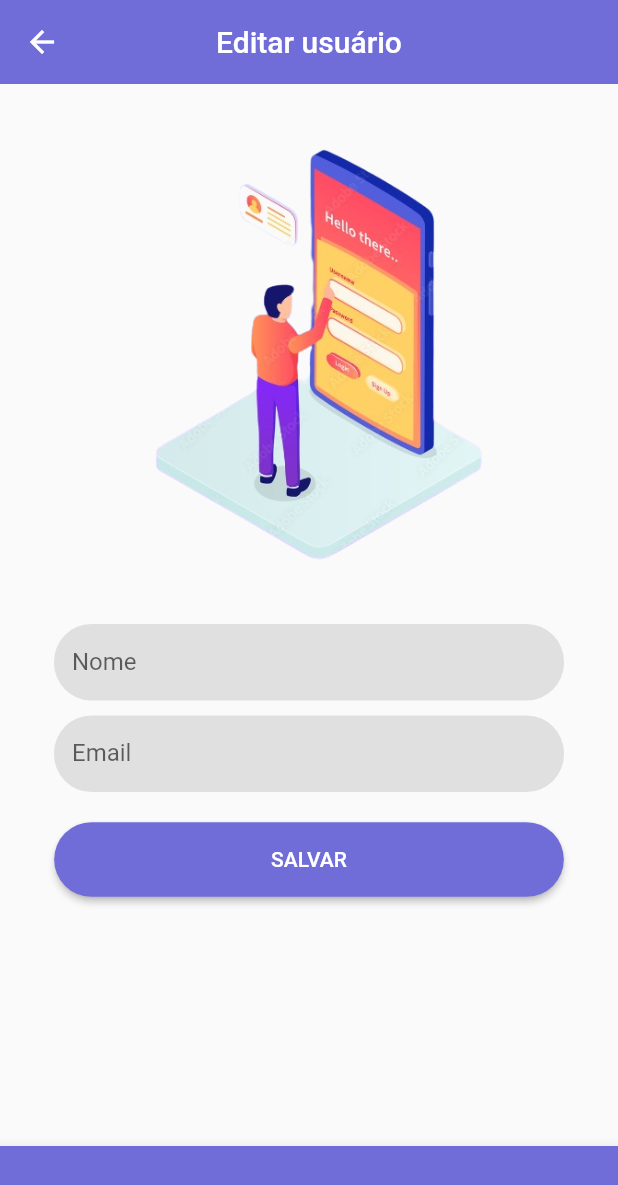
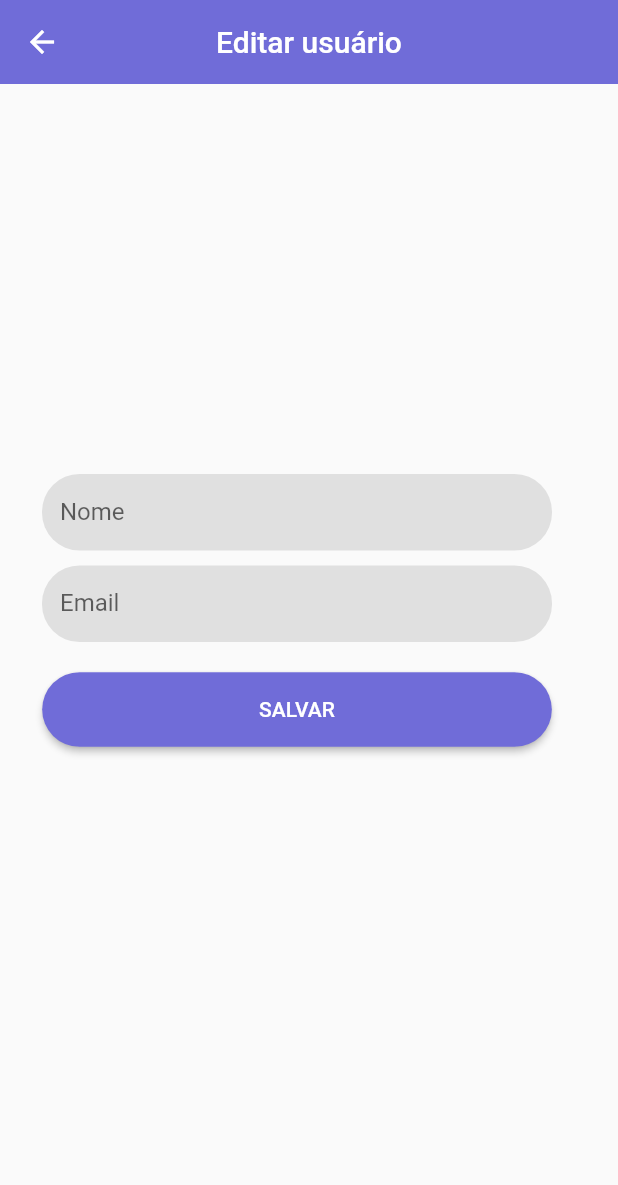
Before and after one commit to biancanilsen/App_RBAC, a Flutter app: the UsersEditView screen opened directly with empty values, on a phone screen of 412 x 824 dp. Shown: the top 1185 px of the screen. Run offline on Flutter 3.47's test engine with Material 2 defaults, Android fonts, the phone set to English and light mode, and no system bars; our stand-ins replace bloc, equatable, flutter_bloc; missing offline and left inert: grpc, protobuf.

Commit message:
EditUserPage

```diff
--- a/webapp/lib/feature/users/domain/cubits/users_cubit.dart
+++ b/webapp/lib/feature/users/domain/cubits/users_cubit.dart
@@ -70,7 +70,7 @@ class UsersCubit extends Cubit<UsersState> {
     UserResponse editUser =
         UserResponse(id: id, name: name, email: email, password: password);
     emit(const UsersLoading());
-    await Future.delayed(const Duration(seconds: 2));
+    await Future.delayed(const Duration(seconds: 1));
     try {
       editUser = await _serviceClient.updateUser(editUser);
       emit(const UsersSuccess());
--- a/webapp/lib/feature/users/presentation/pages/edit_user.dart
+++ b/webapp/lib/feature/users/presentation/pages/edit_user.dart
@@ -81,20 +81,6 @@ class _UsersEditViewState extends State<UsersEditView> {
         centerTitle: true,
         elevation: 0,
       ),
-      floatingActionButtonLocation: FloatingActionButtonLocation.centerDocked,
-      bottomNavigationBar: BottomAppBar(
-        color: Color(0xFF706CD8),
-        shape: CircularNotchedRectangle(),
-        child: Container(
-          height: 60,
-          decoration: BoxDecoration(
-            borderRadius: BorderRadius.only(
-              topLeft: Radius.circular(10),
-              topRight: Radius.circular(10),
-            ),
-          ),
-        ),
-      ),
       body: BlocListener<UsersCubit, UsersState>(
         listener: (context, state) {
           if (state is UsersInitial) {
@@ -135,20 +121,17 @@ class _UsersEditViewState extends State<UsersEditView> {
             padding: const EdgeInsets.only(top: 20.0),
             child: Column(
               children: [
-                Image.asset(
-                  'assets/images/register.png',
-                  height: 300,
-                  width: 600,
-                ),
-                Form(
+                Padding(
+                  padding: const EdgeInsets.only(top: 200.0, left: 28),
+                  child: Form(
                     key: _formKey,
                     child: Column(
                       children: <Widget>[
                         BlocBuilder<UserValidationCubit, UserValidationState>(
                           builder: (context, state) {
                             return Padding(
-                            padding:
-                                const EdgeInsets.only(top: 40.0, bottom: 10.0),
+                              padding: const EdgeInsets.only(
+                                  top: 40.0, bottom: 10.0),
                               child: SizedBox(
                                 width: 340,
                                 child: TextFormField(
@@ -268,6 +251,7 @@ class _UsersEditViewState extends State<UsersEditView> {
                       ],
                     ),
                   ),
+                ),
               ],
             ),
           ),
```
Lines whose indentation alone changed are shown as unchanged.
